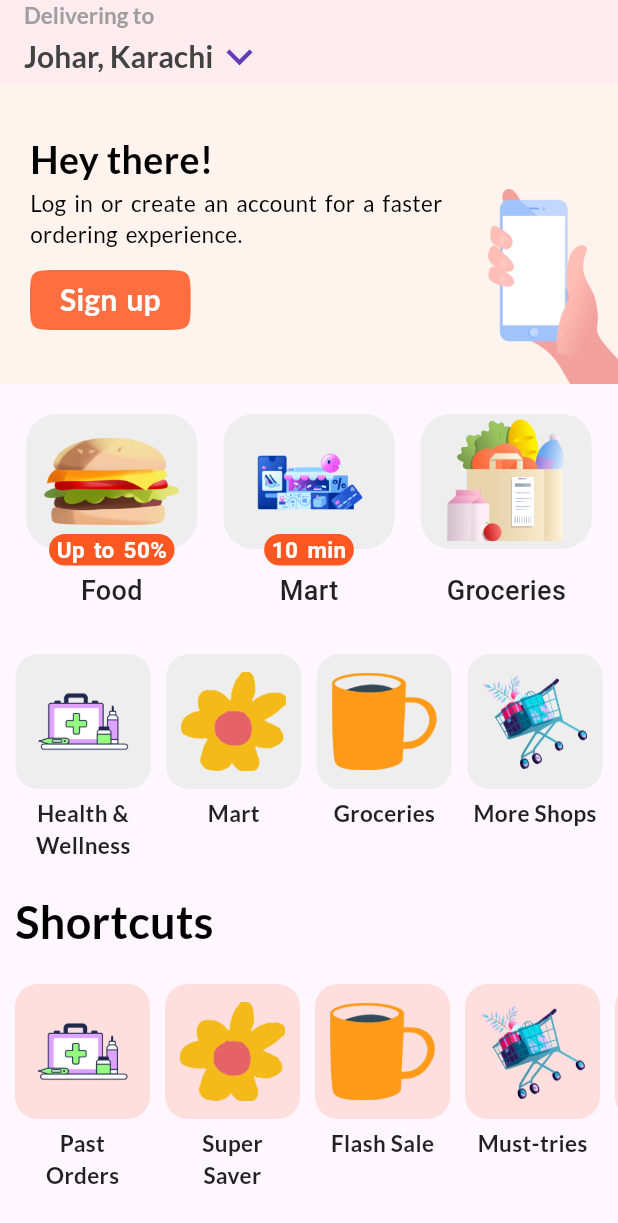
After one commit to AhmedZaman14/firebase-getx, a Flutter app: the TalabadHomeView screen opened directly, on a phone screen of 412 x 824 dp. The commit adds this screen. Shown: the top 1223 px of the screen. Run offline on Flutter 3.47's test engine with Material 2 defaults, Android fonts, the phone set to English and light mode, and no system bars; our stand-ins replace firebase_auth, firebase_core, firebase_storage, get, google_fonts, google_sign_in and 2 more; accounts and stored records are empty; network calls fail.

Commit message:
talabad_homeView

```diff
--- a/lib/home_page.dart
+++ b/lib/home_page.dart
@@ -2,6 +2,7 @@
 
 import 'package:firebase_auth/firebase_auth.dart';
 import 'package:firebase_getx/floating_sheet.dart';
+import 'package:firebase_getx/talabad_homeview.dart';
 import 'package:firebase_getx/test_screen.dart';
 import 'package:firebase_storage/firebase_storage.dart';
 import 'package:flutter/material.dart';
@@ -260,6 +261,15 @@ class _HomePageState extends State<HomePage> {
               child: Text('Next Screen'),
             ),
             SizedBox(
+              height: 20,
+            ),
+            ElevatedButton(
+              onPressed: () {
+                Get.to(TalabadHomeView());
+              },
+              child: Text('Talabad Home View'),
+            ),
+            SizedBox(
               height: 50,
             )
           ],
--- /dev/null
+++ b/lib/talabad_homeview.dart
@@ -0,0 +1,171 @@
+// ignore_for_file: prefer_const_constructors
+
+import 'package:firebase_getx/widgets/category_container.dart';
+import 'package:firebase_getx/widgets/login_container.dart';
+import 'package:flutter/material.dart';
+import 'package:google_fonts/google_fonts.dart';
+
+class TalabadHomeView extends StatefulWidget {
+  const TalabadHomeView({super.key});
+
+  @override
+  State<TalabadHomeView> createState() => _TalabadHomeViewState();
+}
+
+class _TalabadHomeViewState extends State<TalabadHomeView> {
+  List shortCuts = [
+    'Past\nOrders',
+    'Super\nSaver',
+    'Flash Sale',
+    'Must-tries',
+    'Give\nBack',
+    'Past\nOrders',
+    'Super\nSaver',
+  ];
+  List shortCutImgs = [
+    'img/health.png',
+    'img/flower.png',
+    'img/coffee.png',
+    'img/shop.png',
+    'img/grocery.png',
+    'img/shop.png',
+    'img/health.png',
+  ];
+  @override
+  Widget build(BuildContext context) {
+    return Scaffold(
+        appBar: AppBar(
+          automaticallyImplyLeading: false,
+          backgroundColor: Colors.deepOrange.withOpacity(0.07),
+          title:
+              Column(crossAxisAlignment: CrossAxisAlignment.start, children: [
+            Text(
+              'Delivering to',
+              style: GoogleFonts.lato(
+                textStyle: TextStyle(
+                  color: Colors.grey[500],
+                  fontSize: 15,
+                  fontWeight: FontWeight.bold,
+                ),
+              ),
+            ),
+            Row(
+              children: [
+                Text(
+                  'Johar, Karachi',
+                  style: GoogleFonts.lato(
+                    textStyle: TextStyle(
+                      color: Colors.grey[800],
+                      fontSize: 20,
+                      fontWeight: FontWeight.bold,
+                    ),
+                  ),
+                ),
+                const Icon(
+                  Icons.keyboard_arrow_down,
+                  size: 35,
+                  color: Colors.deepPurple,
+                ),
+              ],
+            )
+          ]),
+        ),
+        body: SingleChildScrollView(
+          child: Column(
+            crossAxisAlignment: CrossAxisAlignment.start,
+            children: [
+              loginContainer(),
+              SizedBox(
+                height: 20,
+              ),
+              Row(
+                mainAxisAlignment: MainAxisAlignment.spaceEvenly,
+                crossAxisAlignment: CrossAxisAlignment.center,
+                children: [
+                  categoryContainer(
+                    'img/burger.png',
+                    'Food',
+                    'Up to 50%',
+                    null,
+                    null,
+                  ),
+                  categoryContainer(
+                    'img/mart.png',
+                    'Mart',
+                    '10 min',
+                    null,
+                    null,
+                  ),
+                  categoryContainer(
+                    'img/grocery.png',
+                    'Groceries',
+                    null,
+                    null,
+                    null,
+                  ),
+                ],
+              ),
+              SizedBox(
+                height: 10,
+              ),
+              Row(
+                mainAxisAlignment: MainAxisAlignment.spaceEvenly,
+                crossAxisAlignment: CrossAxisAlignment.start,
+                children: [
+                  subCategoryContainer(
+                    'img/health.png',
+                    'Health &\nWellness',
+                    null,
+                  ),
+                  subCategoryContainer(
+                    'img/flower.png',
+                    'Mart',
+                    null,
+                  ),
+                  subCategoryContainer(
+                    'img/coffee.png',
+                    'Groceries',
+                    null,
+                  ),
+                  subCategoryContainer(
+                    'img/shop.png',
+                    'More Shops',
+                    null,
+                  ),
+                ],
+              ),
+              Padding(
+                padding: const EdgeInsets.only(left: 10, top: 20, bottom: 20),
+                child: Text(
+                  'Shortcuts',
+                  style: GoogleFonts.lato(
+                    textStyle: TextStyle(
+                      color: Colors.black,
+                      fontSize: 30,
+                      fontWeight: FontWeight.bold,
+                    ),
+                  ),
+                ),
+              ),
+              SingleChildScrollView(
+                padding: EdgeInsets.only(left: 10),
+                scrollDirection: Axis.horizontal,
+                physics: BouncingScrollPhysics(),
+                child: Wrap(
+                    spacing: 10,
+                    children: List.generate(7, (index) {
+                      return subCategoryContainer(
+                        shortCutImgs[index],
+                        shortCuts[index],
+                        Colors.deepOrange.withOpacity(0.15),
+                      );
+                    })),
+              ),
+              SizedBox(
+                height: 150,
+              ),
+            ],
+          ),
+        ));
+  }
+}
--- a/lib/test_screen.dart
+++ b/lib/test_screen.dart
@@ -191,12 +191,6 @@ class S3 extends StatelessWidget {
 
   @override
   Widget build(BuildContext context) {
-    return Container(
-      child: Center(
-          child: Text(
-        'T2',
-        style: TextStyle(fontSize: 20),
-      )),
-    );
+    return Scaffold();
   }
 }
--- /dev/null
+++ b/lib/widgets/category_container.dart
@@ -0,0 +1,117 @@
+import 'package:flutter/material.dart';
+import 'package:google_fonts/google_fonts.dart';
+
+Widget categoryContainer(String image, String name, String? subField,
+    double? imgWidth, double? imgHeight) {
+  return Stack(
+    alignment: Alignment.center,
+    children: [
+      Container(
+        height: 150,
+        decoration: const BoxDecoration(
+          borderRadius: BorderRadius.all(Radius.circular(20)),
+          //    color: Colors.black45,
+        ),
+        child: Column(
+          children: [
+            Container(
+              decoration: BoxDecoration(
+                borderRadius: const BorderRadius.all(Radius.circular(20)),
+                color: Colors.grey[200],
+              ),
+              padding: const EdgeInsets.only(left: 12, right: 12),
+              // width: 150,
+              //height: 100,
+              child: Image.asset(
+                image,
+                width: imgWidth ?? 90,
+                height: imgHeight ?? 90,
+              ),
+            ),
+            const SizedBox(
+              height: 15,
+            ),
+            Container(
+              color: Colors.transparent,
+              child: Text(
+                name,
+                style: const TextStyle(
+                  color: Colors.black87,
+                  fontSize: 18,
+                  fontWeight: FontWeight.w500,
+                ),
+              ),
+            ),
+          ],
+        ),
+      ),
+      subField != null
+          ? Positioned(
+              top: 80,
+              child: Container(
+                alignment: Alignment.center,
+                //width: 80,
+                //height: 20,
+                padding: const EdgeInsets.only(left: 5, right: 5),
+                decoration: const BoxDecoration(
+                  borderRadius: BorderRadius.all(Radius.circular(15)),
+                  color: Colors.deepOrange,
+                ),
+                child: Text(
+                  subField,
+                  textAlign: TextAlign.center,
+                  style: const TextStyle(
+                    color: Colors.white,
+                    fontSize: 15,
+                    wordSpacing: 2,
+                    fontWeight: FontWeight.w600,
+                  ),
+                ),
+              ),
+            )
+          : Container(),
+    ],
+  );
+}
+
+Widget subCategoryContainer(
+  String image,
+  String name,
+  Color? color,
+) {
+  return Column(
+    children: [
+      Container(
+        decoration: BoxDecoration(
+          borderRadius: const BorderRadius.all(Radius.circular(15)),
+          color: color ?? Colors.grey[200],
+        ),
+        padding: const EdgeInsets.all(10),
+        // width: 150,
+        //height: 100,
+        child: Image.asset(
+          image,
+          width: 70,
+          height: 70,
+        ),
+      ),
+      const SizedBox(
+        height: 5,
+      ),
+      Container(
+        color: Colors.transparent,
+        child: Text(
+          name,
+          textAlign: TextAlign.center,
+          style: GoogleFonts.lato(
+            textStyle: const TextStyle(
+              color: Colors.black87,
+              fontSize: 15,
+              fontWeight: FontWeight.w700,
+            ),
+          ),
+        ),
+      ),
+    ],
+  );
+}
--- /dev/null
+++ b/lib/widgets/login_container.dart
@@ -0,0 +1,80 @@
+// ignore_for_file: prefer_const_constructors
+
+import 'package:flutter/material.dart';
+import 'package:google_fonts/google_fonts.dart';
+
+Widget loginContainer() {
+  return Stack(children: [
+    Container(
+      height: 200,
+      width: double.infinity,
+      padding: EdgeInsets.only(left: 20),
+      decoration: BoxDecoration(
+        color: Colors.amber.withOpacity(0.07),
+      ),
+      child: Column(
+        crossAxisAlignment: CrossAxisAlignment.start,
+        mainAxisAlignment: MainAxisAlignment.center,
+        children: [
+          Text(
+            'Hey there!',
+            style: GoogleFonts.lato(
+              textStyle: TextStyle(
+                color: Colors.black,
+                fontSize: 25,
+                fontWeight: FontWeight.bold,
+              ),
+            ),
+          ),
+          Text(
+            'Log in or create an account for a faster \nordering experience.',
+            style: GoogleFonts.lato(
+              textStyle: TextStyle(
+                color: Colors.black,
+                wordSpacing: 2,
+                fontSize: 15,
+                fontWeight: FontWeight.w500,
+              ),
+            ),
+          ),
+          SizedBox(
+            height: 10,
+          ),
+          TextButton(
+              style: TextButton.styleFrom(
+                padding: EdgeInsets.only(left: 20, right: 20),
+                backgroundColor: Colors.deepOrange.withOpacity(0.85),
+                shape: ContinuousRectangleBorder(
+                  borderRadius: BorderRadius.all(
+                    Radius.circular(20),
+                  ),
+                ),
+              ),
+              onPressed: () {},
+              child: Text(
+                'Sign up',
+                style: GoogleFonts.lato(
+                  textStyle: TextStyle(
+                    color: Colors.white,
+                    wordSpacing: 2,
+                    fontSize: 20,
+                    fontWeight: FontWeight.w600,
+                  ),
+                ),
+              ))
+        ],
+      ),
+    ),
+    Positioned(
+        right: -40,
+        bottom: -20,
+        child: Transform.flip(
+          flipX: true,
+          child: Image.asset(
+            'img/p2.png',
+            height: 150,
+            width: 150,
+          ),
+        ))
+  ]);
+}
--- a/pubspec.yaml
+++ b/pubspec.yaml
@@ -44,6 +44,7 @@ dependencies:
   image_picker: ^1.0.2
   firebase_storage:
   modal_bottom_sheet: ^2.1.2
+  google_fonts: ^5.1.0
 
 dev_dependencies:
   flutter_test:
```
Also changed, not shown: img/burger.png (added), img/coffee.png (added), img/flower.png (added), img/food-delivery.png (added), img/grocery.png (added), img/health.png (added), img/mart.png (added), img/p1.png (added), img/p2.png (added), img/shop.png (added), pubspec.lock, 1 other file.
